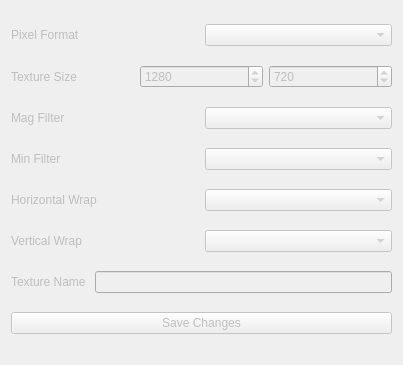
This is src/DataStructure/View/TextureDataView.ui in paulbaron/ShaderEditor as Qt 5 draws it before an edit. The edited form follows.
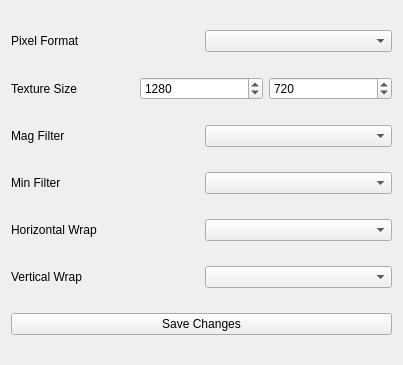
This is the edited form.

Commit message: Basic data editor coded

```diff
--- a/src/DataStructure/View/TextureDataView.ui
+++ b/src/DataStructure/View/TextureDataView.ui
@@ -31,7 +31,7 @@
      <item>
       <widget class="QLabel" name="label_5">
        <property name="enabled">
-        <bool>false</bool>
+        <bool>true</bool>
        </property>
        <property name="text">
         <string>Min Filter</string>
@@ -41,28 +41,7 @@
      <item>
       <widget class="QComboBox" name="minFilter">
        <property name="enabled">
-        <bool>false</bool>
-       </property>
-      </widget>
-     </item>
-    </layout>
-   </item>
-   <item row="1" column="0">
-    <layout class="QHBoxLayout" name="horizontalLayout_3">
-     <item>
-      <widget class="QLabel" name="label_3">
-       <property name="enabled">
-        <bool>false</bool>
-       </property>
-       <property name="text">
-        <string>Pixel Format</string>
-       </property>
-      </widget>
-     </item>
-     <item>
-      <widget class="QComboBox" name="texturePixelFormat">
-       <property name="enabled">
-        <bool>false</bool>
+        <bool>true</bool>
        </property>
       </widget>
      </item>
@@ -73,7 +52,7 @@
      <item>
       <widget class="QLabel" name="label_6">
        <property name="enabled">
-        <bool>false</bool>
+        <bool>true</bool>
        </property>
        <property name="layoutDirection">
         <enum>Qt::LeftToRight</enum>
@@ -86,28 +65,28 @@
      <item>
       <widget class="QComboBox" name="horizontalWrap">
        <property name="enabled">
-        <bool>false</bool>
+        <bool>true</bool>
        </property>
       </widget>
      </item>
     </layout>
    </item>
-   <item row="8" column="0">
-    <layout class="QHBoxLayout" name="horizontalLayout_2">
+   <item row="1" column="0">
+    <layout class="QHBoxLayout" name="horizontalLayout_3">
      <item>
-      <widget class="QLabel" name="label_2">
+      <widget class="QLabel" name="label_3">
        <property name="enabled">
-        <bool>false</bool>
+        <bool>true</bool>
        </property>
        <property name="text">
-        <string>Texture Name </string>
+        <string>Pixel Format</string>
        </property>
       </widget>
      </item>
      <item>
-      <widget class="QLineEdit" name="textureName">
+      <widget class="QComboBox" name="texturePixelFormat">
        <property name="enabled">
-        <bool>false</bool>
+        <bool>true</bool>
        </property>
       </widget>
      </item>
@@ -118,7 +97,7 @@
      <item>
       <widget class="QLabel" name="label_7">
        <property name="enabled">
-        <bool>false</bool>
+        <bool>true</bool>
        </property>
        <property name="text">
         <string>Vertical Wrap</string>
@@ -128,18 +107,28 @@
      <item>
       <widget class="QComboBox" name="verticalWrap">
        <property name="enabled">
-        <bool>false</bool>
+        <bool>true</bool>
        </property>
       </widget>
      </item>
     </layout>
    </item>
+   <item row="9" column="0">
+    <widget class="QPushButton" name="saveChanges">
+     <property name="enabled">
+      <bool>true</bool>
+     </property>
+     <property name="text">
+      <string>Save Changes</string>
+     </property>
+    </widget>
+   </item>
    <item row="3" column="0">
     <layout class="QHBoxLayout" name="horizontalLayout_4">
      <item>
       <widget class="QLabel" name="label_4">
        <property name="enabled">
-        <bool>false</bool>
+        <bool>true</bool>
        </property>
        <property name="text">
         <string>Mag Filter</string>
@@ -149,28 +138,18 @@
      <item>
       <widget class="QComboBox" name="magFilter">
        <property name="enabled">
-        <bool>false</bool>
+        <bool>true</bool>
        </property>
       </widget>
      </item>
     </layout>
    </item>
-   <item row="10" column="0">
-    <widget class="QPushButton" name="saveChanges">
-     <property name="enabled">
-      <bool>false</bool>
-     </property>
-     <property name="text">
-      <string>Save Changes</string>
-     </property>
-    </widget>
-   </item>
    <item row="2" column="0">
     <layout class="QHBoxLayout" name="horizontalLayout">
      <item>
       <widget class="QLabel" name="label">
        <property name="enabled">
-        <bool>false</bool>
+        <bool>true</bool>
        </property>
        <property name="text">
         <string>Texture Size</string>
@@ -180,7 +159,7 @@
      <item>
       <widget class="QSpinBox" name="Width">
        <property name="enabled">
-        <bool>false</bool>
+        <bool>true</bool>
        </property>
        <property name="minimum">
         <number>1</number>
@@ -196,7 +175,7 @@
      <item>
       <widget class="QSpinBox" name="Height">
        <property name="enabled">
-        <bool>false</bool>
+        <bool>true</bool>
        </property>
        <property name="minimum">
         <number>1</number>
```
The commit also changes 33 other files.
